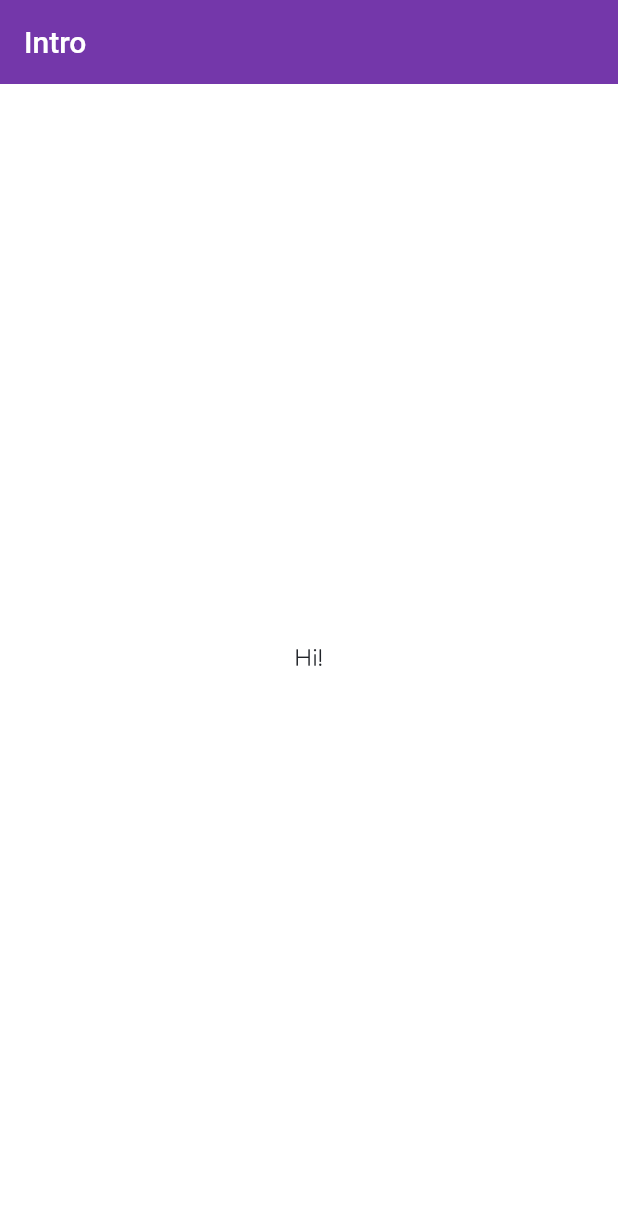
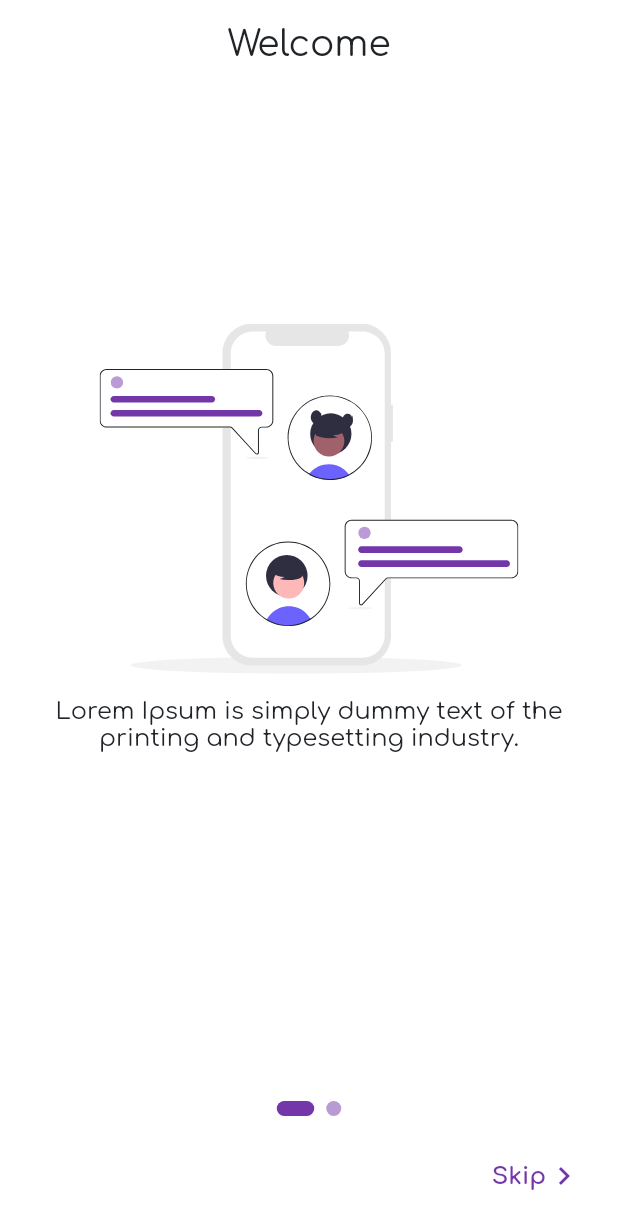
Before and after one commit to joshesp/bubble-chat, a Flutter app: the screen it shows after launch, on a phone screen of 412 x 824 dp. Shown: the top 1229 px of the screen. Run offline on Flutter 3.47's test engine with Material 2 defaults, Android fonts, the phone set to English and light mode, and no system bars; our stand-ins replace flutter_svg.

Commit message:
contrucción de la vistas de introducción de la aplicación

```diff
--- /dev/null
+++ b/lib/views/intro/components/intro_content.dart
@@ -0,0 +1,33 @@
+import 'package:flutter/material.dart';
+import 'package:flutter_svg/flutter_svg.dart';
+
+import '../../../constants.dart';
+
+class IntroContent extends StatelessWidget {
+  const IntroContent({
+    required this.image,
+    required this.text,
+    Key? key,
+  }) : super(key: key);
+
+  final String image;
+  final String text;
+
+  @override
+  Widget build(BuildContext context) {
+    return Column(
+      children: [
+        SvgPicture.asset(
+          image,
+          height: (230 / 812.0) * MediaQuery.of(context).size.height,
+        ),
+        const SizedBox(height: defaultSpacing),
+        Text(
+          text,
+          style: Theme.of(context).textTheme.bodyText1,
+          textAlign: TextAlign.center,
+        ),
+      ],
+    );
+  }
+}
--- a/lib/views/intro/intro.dart
+++ b/lib/views/intro/intro.dart
@@ -1,18 +1,87 @@
 import 'package:flutter/material.dart';
 
-class IntroView extends StatelessWidget {
+import '../../constants.dart';
+import '../../dummy_data/intro_data.dart';
+import 'components/intro_content.dart';
+
+class IntroView extends StatefulWidget {
   const IntroView({Key? key}) : super(key: key);
 
   static const routeName = '/intro';
 
   @override
+  State<IntroView> createState() => _IntroViewState();
+}
+
+class _IntroViewState extends State<IntroView> {
+  int currentSlide = 0;
+
+  @override
   Widget build(BuildContext context) {
     return Scaffold(
-      appBar: AppBar(
-        title: const Text('Intro'),
+      body: SafeArea(
+        child: Padding(
+          padding: const EdgeInsets.all(defaultSpacing),
+          child: Column(
+            children: [
+              Text('Welcome', style: Theme.of(context).textTheme.headline5),
+              const Spacer(flex: 2),
+              Expanded(
+                flex: 5,
+                child: PageView.builder(
+                  onPageChanged: (index) {
+                    setState(() {
+                      currentSlide = index;
+                    });
+                  },
+                  itemCount: introData.length,
+                  itemBuilder: (ctx, index) => IntroContent(
+                    image: introData[index]['image'] ?? '',
+                    text: introData[index]['text'] ?? '',
+                  ),
+                ),
+              ),
+              const Spacer(),
+              Row(
+                mainAxisAlignment: MainAxisAlignment.center,
+                children: List.generate(
+                  introData.length,
+                  (index) => buildDot(index),
+                ),
+              ),
+              const SizedBox(height: defaultSpacing),
+              TextButton(
+                onPressed: () {},
+                child: Row(
+                  mainAxisAlignment: MainAxisAlignment.end,
+                  children: const [
+                    Text(
+                      'Skip',
+                      style: TextStyle(
+                        fontWeight: FontWeight.w700,
+                        fontSize: 16.0,
+                      ),
+                    ),
+                    Icon(Icons.navigate_next)
+                  ],
+                ),
+              ),
+            ],
+          ),
+        ),
       ),
-      body: const Center(
-        child: Text('Hi!'),
+    );
+  }
+
+  Widget buildDot(int index) {
+    return AnimatedContainer(
+      duration: defaultDuration,
+      margin: const EdgeInsets.symmetric(horizontal: defaultSpacing / 4),
+      width: currentSlide == index ? 25 : 10,
+      height: 10,
+      decoration: BoxDecoration(
+        color: primaryColor.withOpacity(currentSlide == index ? 1 : 0.5),
+        borderRadius: BorderRadius.circular(5),
       ),
     );
   }
```
